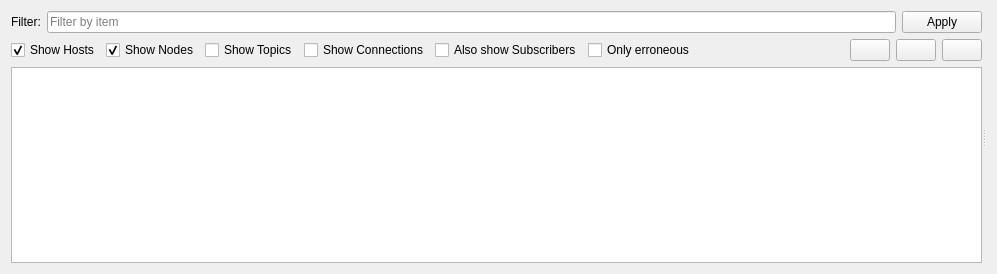
Before: the Qt Designer form rqt_arni_gui_detail/resources/TreeWidget.ui in ROS-PSE/arni, drawn with Qt 5.
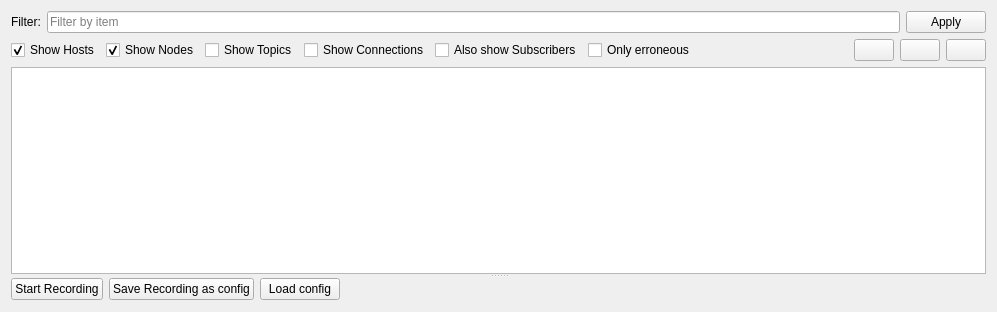
After: the same form once the commit is applied. Icons and pictures are not drawn.

Commit message: Buttons for recording added

```diff
--- a/rqt_arni_gui_detail/resources/TreeWidget.ui
+++ b/rqt_arni_gui_detail/resources/TreeWidget.ui
@@ -7,17 +7,17 @@
     <x>0</x>
     <y>0</y>
     <width>997</width>
-    <height>274</height>
+    <height>312</height>
    </rect>
   </property>
   <property name="windowTitle">
    <string>ArniGui-Detail</string>
   </property>
-  <layout class="QHBoxLayout" name="horizontalLayout">
+  <layout class="QHBoxLayout" name="horizontalLayout_2">
    <item>
     <widget class="QSplitter" name="splitter">
      <property name="orientation">
-      <enum>Qt::Horizontal</enum>
+      <enum>Qt::Vertical</enum>
      </property>
      <widget class="QWidget" name="layoutWidget">
       <layout class="QVBoxLayout" name="widget_vertical_layout">
@@ -152,8 +152,43 @@
        </item>
       </layout>
      </widget>
-     <widget class="QWidget" name="verticalLayoutWidget">
-      <layout class="QVBoxLayout" name="selection_layout"/>
+     <widget class="QWidget" name="">
+      <layout class="QHBoxLayout" name="horizontalLayout">
+       <item>
+        <widget class="QPushButton" name="recording_push_button">
+         <property name="text">
+          <string>Start Recording</string>
+         </property>
+        </widget>
+       </item>
+       <item>
+        <widget class="QPushButton" name="save_recording_push_button">
+         <property name="text">
+          <string>Save Recording as config</string>
+         </property>
+        </widget>
+       </item>
+       <item>
+        <widget class="QPushButton" name="load_config_push_button">
+         <property name="text">
+          <string>Load config</string>
+         </property>
+        </widget>
+       </item>
+       <item>
+        <spacer name="horizontalSpacer_2">
+         <property name="orientation">
+          <enum>Qt::Horizontal</enum>
+         </property>
+         <property name="sizeHint" stdset="0">
+          <size>
+           <width>40</width>
+           <height>20</height>
+          </size>
+         </property>
+        </spacer>
+       </item>
+      </layout>
      </widget>
     </widget>
    </item>
```
